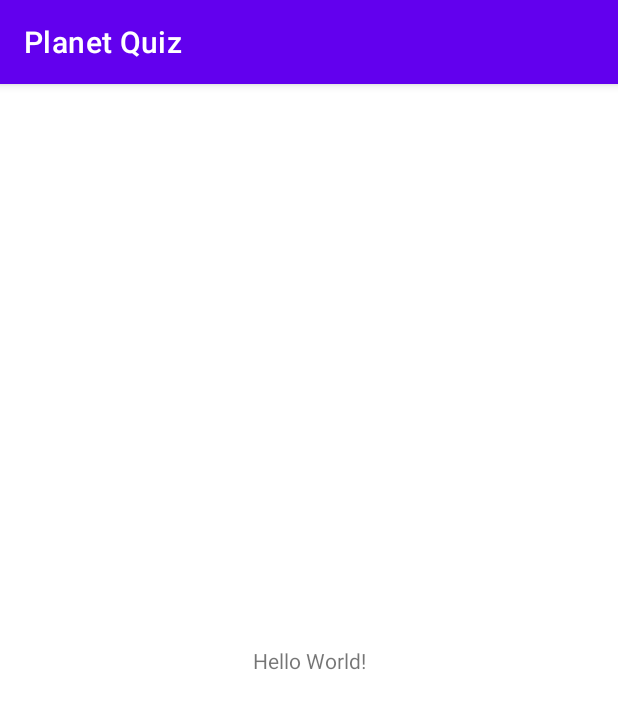
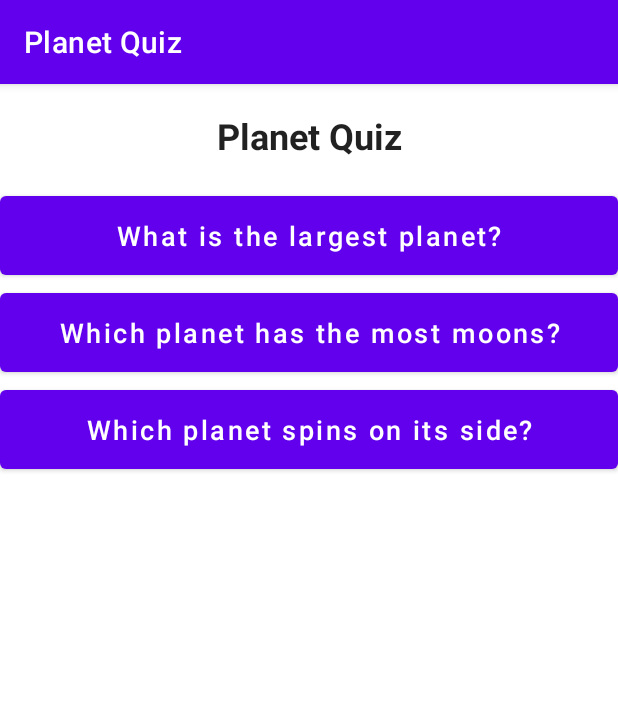
Before and after one commit to noargs/build-android-apps-with-kotlin, an Android app: the screen it shows after launch (MainActivity), on a phone screen of 412 x 824 dp. Shown: the top 709 px of the screen. Run offline under Robolectric (Android 15) with nearby library versions, the phone set to English and light mode, and no system bars.

Commit message:
ansewer/question fragment wired with mainactivity

```diff
--- a/16_planet_quiz/app/build.gradle
+++ b/16_planet_quiz/app/build.gradle
@@ -37,6 +37,7 @@ dependencies {
     implementation 'androidx.appcompat:appcompat:1.4.2'
     implementation 'com.google.android.material:material:1.6.1'
     implementation 'androidx.constraintlayout:constraintlayout:2.1.4'
+    implementation 'androidx.legacy:legacy-support-v4:1.0.0'
     testImplementation 'junit:junit:4.+'
     androidTestImplementation 'androidx.test.ext:junit:1.1.3'
     androidTestImplementation 'androidx.test.espresso:espresso-core:3.4.0'
--- a/16_planet_quiz/app/src/main/java/github/noargs/planetquiz/MainActivity.kt
+++ b/16_planet_quiz/app/src/main/java/github/noargs/planetquiz/MainActivity.kt
@@ -2,10 +2,33 @@ package github.noargs.planetquiz
 
 import androidx.appcompat.app.AppCompatActivity
 import android.os.Bundle
+import androidx.fragment.app.FragmentContainerView
 
-class MainActivity : AppCompatActivity() {
+class MainActivity : AppCompatActivity(), AnswersListener {
+
     override fun onCreate(savedInstanceState: Bundle?) {
         super.onCreate(savedInstanceState)
         setContentView(R.layout.activity_main)
+
+        if (savedInstanceState == null) {
+            findViewById<FragmentContainerView>(R.id.fragment_container)?.let { frameLayout ->
+                val questionsFragment = QuestionFragment()
+
+                supportFragmentManager.beginTransaction()
+                    .add(frameLayout.id, questionsFragment).commit()
+            }
+        }
     }
+
+    override fun onSelected(questionId: Int) {
+        findViewById<FragmentContainerView>(R.id.fragment_container)?.let {frameLayout ->
+            val answersFragment = AnswersFragment.newInstance(questionId)
+
+            supportFragmentManager.beginTransaction()
+                .replace(frameLayout.id, answersFragment)
+                .addToBackStack(null)
+                .commit()
+        }
+    }
+
 }
--- /dev/null
+++ b/16_planet_quiz/app/src/main/java/github/noargs/planetquiz/QuestionFragment.kt
@@ -0,0 +1,57 @@
+package github.noargs.planetquiz
+
+import android.content.Context
+import android.os.Bundle
+import androidx.fragment.app.Fragment
+import android.view.LayoutInflater
+import android.view.View
+import android.view.ViewGroup
+import java.lang.RuntimeException
+
+interface AnswersListener {
+    fun onSelected(questionId: Int)
+}
+
+class QuestionFragment : Fragment(), View.OnClickListener {
+
+    private lateinit var answersListener: AnswersListener
+
+    override fun onAttach(context: Context) {
+        super.onAttach(context)
+        if (context is AnswersListener) {
+            answersListener = context
+        } else {
+            throw RuntimeException("Must implement AnswersListener")
+        }
+    }
+
+    override fun onCreateView(
+        inflater: LayoutInflater, container: ViewGroup?,
+        savedInstanceState: Bundle?
+    ): View? {
+        // Inflate the layout for this fragment
+        return inflater.inflate(R.layout.fragment_question, container, false)
+    }
+
+    override fun onViewCreated(view: View, savedInstanceState: Bundle?) {
+        super.onViewCreated(view, savedInstanceState)
+
+        val planets = listOf<View>(
+            view.findViewById(R.id.largest_planet),
+            view.findViewById(R.id.most_moons),
+            view.findViewById(R.id.side_spinning)
+        )
+
+        planets.forEach {
+            it.setOnClickListener(this)
+        }
+    }
+
+    override fun onClick(view: View?) {
+        view?.let { question ->
+            answersListener.onSelected(question.id)
+        }
+    }
+
+
+}
--- a/16_planet_quiz/app/src/main/res/layout/activity_main.xml
+++ b/16_planet_quiz/app/src/main/res/layout/activity_main.xml
@@ -1,18 +1,5 @@
 <?xml version="1.0" encoding="utf-8"?>
-<androidx.constraintlayout.widget.ConstraintLayout xmlns:android="http://schemas.android.com/apk/res/android"
-    xmlns:app="http://schemas.android.com/apk/res-auto"
-    xmlns:tools="http://schemas.android.com/tools"
+<androidx.fragment.app.FragmentContainerView xmlns:android="http://schemas.android.com/apk/res/android"
+    android:id="@+id/fragment_container"
     android:layout_width="match_parent"
-    android:layout_height="match_parent"
-    tools:context=".MainActivity">
-
-    <TextView
-        android:layout_width="wrap_content"
-        android:layout_height="wrap_content"
-        android:text="Hello World!"
-        app:layout_constraintBottom_toBottomOf="parent"
-        app:layout_constraintLeft_toLeftOf="parent"
-        app:layout_constraintRight_toRightOf="parent"
-        app:layout_constraintTop_toTopOf="parent" />
-
-</androidx.constraintlayout.widget.ConstraintLayout>
+    android:layout_height="match_parent" />
--- /dev/null
+++ b/16_planet_quiz/app/src/main/res/layout/fragment_question.xml
@@ -0,0 +1,40 @@
+<?xml version="1.0" encoding="utf-8"?>
+<LinearLayout xmlns:android="http://schemas.android.com/apk/res/android"
+    xmlns:tools="http://schemas.android.com/tools"
+    android:layout_width="match_parent"
+    android:layout_height="match_parent"
+    android:orientation="vertical"
+    tools:context=".QuestionFragment">
+
+    <TextView
+        style="@style/HeaderText"
+        android:layout_width="match_parent"
+        android:layout_height="wrap_content"
+        android:gravity="center"
+        android:text="@string/app_name" />
+
+    <Button
+        android:id="@+id/largest_planet"
+        style="@style/ButtonText"
+        android:layout_width="match_parent"
+        android:layout_height="wrap_content"
+        android:gravity="center"
+        android:text="@string/largest_planet" />
+
+    <Button
+        android:id="@+id/most_moons"
+        style="@style/ButtonText"
+        android:layout_width="match_parent"
+        android:layout_height="wrap_content"
+        android:gravity="center"
+        android:text="@string/most_moons" />
+
+    <Button
+        android:id="@+id/side_spinning"
+        style="@style/ButtonText"
+        android:layout_width="match_parent"
+        android:layout_height="wrap_content"
+        android:gravity="center"
+        android:text="@string/side_spinning" />
+
+</LinearLayout>
--- a/16_planet_quiz/app/src/main/res/values/strings.xml
+++ b/16_planet_quiz/app/src/main/res/values/strings.xml
@@ -6,7 +6,7 @@
     <string name="side_spinning">Which planet spins on its side?</string>
 
     <string name="mercury">MERCURY</string>
-    <string name="Venus">VENUS</string>
+    <string name="venus">VENUS</string>
     <string name="earth">EARTH</string>
     <string name="mars">MARS</string>
     <string name="jupiter">JUPITER</string>
@@ -19,4 +19,6 @@
     <string name="uranus_answer">%s Uranus spins on its side with its axis at nearly a right angle to the sun.</string>
     <string name="correct">CORRECT!</string>
     <string name="wrong">WRONG!</string>
+    <!-- TODO: Remove or change this placeholder text -->
+    <string name="hello_blank_fragment">Hello blank fragment</string>
 </resources>
--- a/16_planet_quiz/build.gradle
+++ b/16_planet_quiz/build.gradle
@@ -6,7 +6,7 @@ buildscript {
     }
     dependencies {
         classpath "com.android.tools.build:gradle:7.0.2"
-        classpath "org.jetbrains.kotlin:kotlin-gradle-plugin:1.5.30"
+        classpath 'org.jetbrains.kotlin:kotlin-gradle-plugin:1.6.10'
 
         // NOTE: Do not place your application dependencies here; they belong
         // in the individual module build.gradle files
```
Also changed, not shown: 16_planet_quiz/app/src/main/java/github/noargs/planetquiz/AnswersFragment.kt (added, +122 -0 lines), 16_planet_quiz/app/src/main/res/layout/fragment_answers.xml (added, +94 -0 lines).
